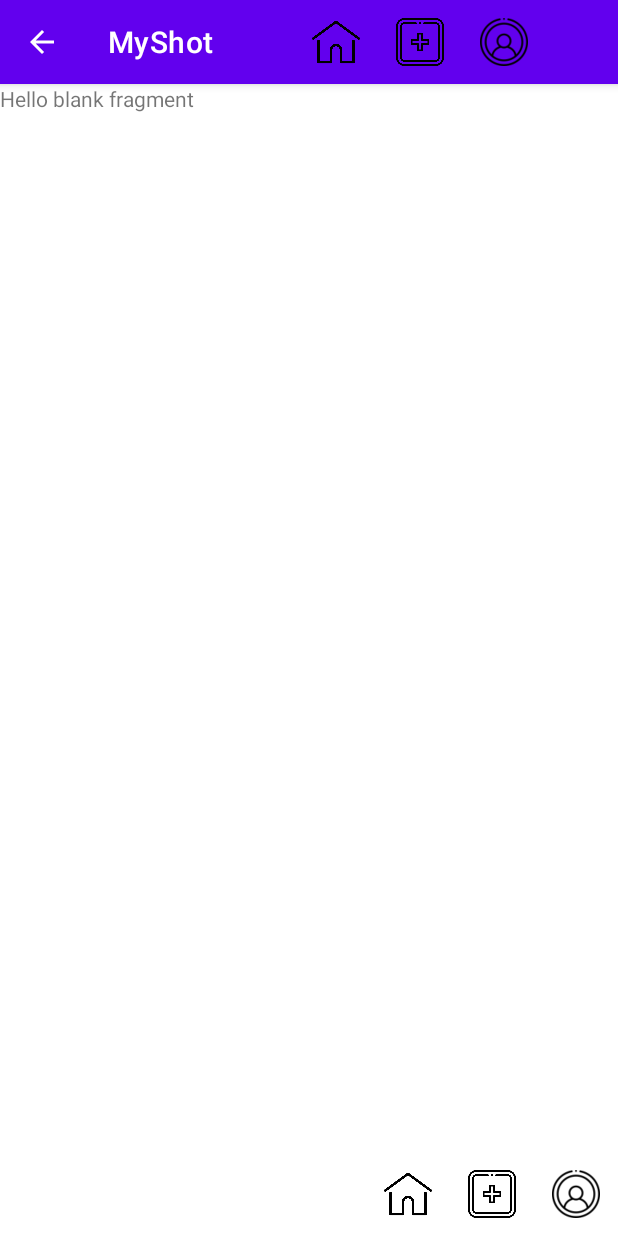
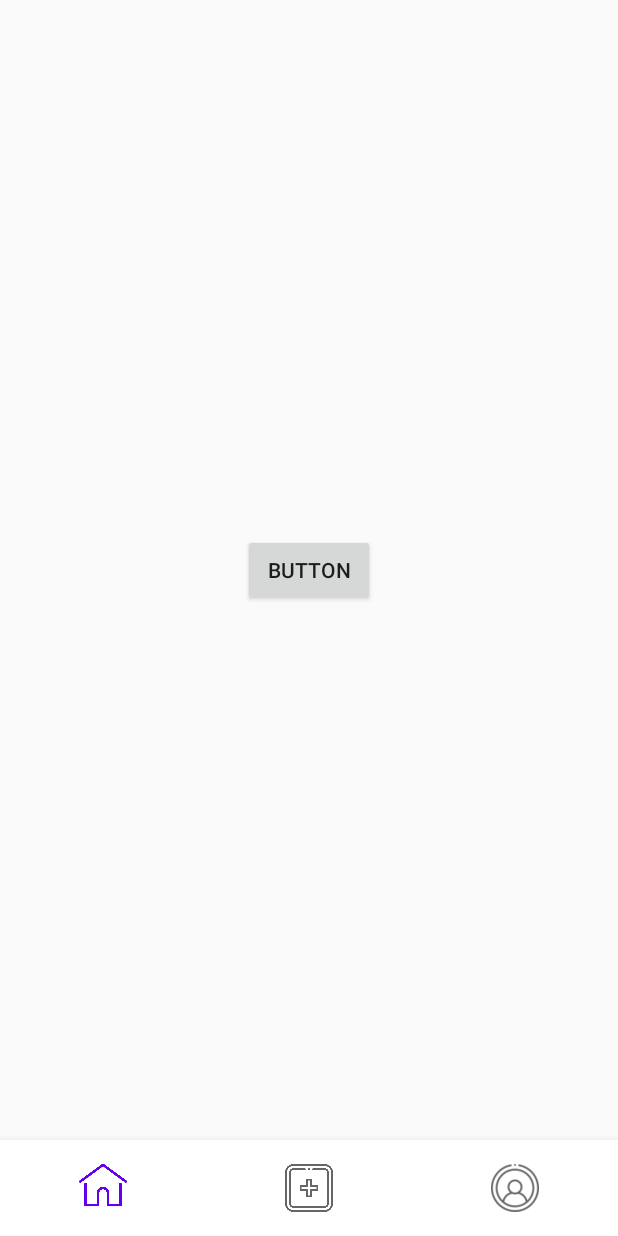
Before and after one commit to massibacchio/MyShot, an Android app: the fragment AddImageFragment placed in its activity, on a phone screen of 412 x 824 dp. Run offline under Robolectric (Android 15) with nearby library versions, the phone set to English and light mode, and no system bars.

Commit message:
bottom navigation view

```diff
--- a/app/build.gradle
+++ b/app/build.gradle
@@ -39,6 +39,7 @@ dependencies {
     implementation 'com.google.android.material:material:1.10.0'
     implementation 'androidx.constraintlayout:constraintlayout:2.1.4'
     implementation 'com.google.firebase:firebase-auth-ktx:22.2.0'
+    implementation 'com.google.firebase:firebase-database:20.3.0'
     testImplementation 'junit:junit:4.13.2'
     implementation 'androidx.recyclerview:recyclerview:1.3.2'
 
--- a/app/src/main/AndroidManifest.xml
+++ b/app/src/main/AndroidManifest.xml
@@ -5,7 +5,10 @@
     <uses-permission android:name="android.permission.ACCESS_COARSE_LOCATION" />
     <uses-permission android:name="android.permission.INTERNET" />
     <uses-permission android:name="android.permission.ACCESS_NETWORK_STATE" />
-    <uses-permission android:name="android.permission.READ_MEDIA_IMAGES" />
+    <uses-permission android:name="android.permission.READ_EXTERNAL_STORAGE" />
+    <uses-permission android:name="android.permission.WRITE_EXTERNAL_STORAGE" />
+    <uses-permission android:name="android.permission.MANAGE_EXTERNAL_STORAGE" />
+
 
     <application
         android:allowBackup="true"
--- a/app/src/main/java/com/example/MyShot/Activities/MainActivity.java
+++ b/app/src/main/java/com/example/MyShot/Activities/MainActivity.java
@@ -2,67 +2,46 @@ package com.example.MyShot.Activities;
 
 
 import android.os.Bundle;
-import android.view.Menu;
-import android.view.MenuItem;
 
-import androidx.appcompat.app.ActionBar;
 import androidx.appcompat.app.AppCompatActivity;
-import androidx.appcompat.widget.Toolbar;
 import androidx.fragment.app.Fragment;
 
 import com.example.MyShot.Fragments.AddImageFragment;
 import com.example.MyShot.Fragments.HomeFragment;
+import com.example.MyShot.Fragments.ProfileFragment;
 import com.example.MyShot.R;
+import com.google.android.material.bottomnavigation.BottomNavigationView;
 
 
 
 public class MainActivity extends AppCompatActivity {
+    private BottomNavigationView bottomNavigationView;
+
     @Override
     protected void onCreate(Bundle savedInstanceState) {
         super.onCreate(savedInstanceState);
         setContentView(R.layout.activity_main);
 
-        Toolbar toolbar = findViewById(R.id.toolbar);
-        setSupportActionBar(toolbar);
+        // Inizializza il BottomNavigationView
+        bottomNavigationView = findViewById(R.id.bottom_navigation);
 
-        ActionBar actionBar = getSupportActionBar();
-        if (actionBar != null) {
-            actionBar.setDisplayHomeAsUpEnabled(true);
-            actionBar.setHomeButtonEnabled(true);
-        }
+        // Imposta il listener per il BottomNavigationView
+        bottomNavigationView.setOnItemSelectedListener(item -> {
+            Fragment fragment = null;
 
-        // Carica il tuo HomeFragment nel container
-        getSupportFragmentManager().beginTransaction()
-                .replace(R.id.fragmentContainerView, new HomeFragment())
-                .commit();
+            switch (item.getItemId()) {
+                case R.id.action_fragment1:
+                    fragment = new HomeFragment();
+                    break;
+                case R.id.action_fragment2:
+                    fragment = new AddImageFragment();
+                    break;
 
-    }
+                case R.id.action_fragment3:
+                    fragment = new ProfileFragment();
+                    break;
 
 
-    @Override
-    public boolean onCreateOptionsMenu(Menu menu) {
-        getMenuInflater().inflate(R.menu.menu_main, menu);
-        getMenuInflater().inflate(R.menu.menu_action_space, menu);
-        return true;
-
-    }
-
-    @Override
-    public boolean onOptionsItemSelected(MenuItem item) {
-
-        Fragment fragment = null;
-        switch (item.getItemId()) {
-            case R.id.action_fragment1:
-                fragment = new AddImageFragment(); // Sostituire con il nome corretto del tuo fragment
-                break;
-            case R.id.action_fragment2:
-                fragment = new HomeFragment();
-                break;
-            /*case R.id.action_fragment3:
-                fragment = new Fragment3();
-                break;
-
-             */
             }
 
             if (fragment != null) {
@@ -70,9 +49,9 @@ public class MainActivity extends AppCompatActivity {
                         .replace(R.id.fragmentContainerView, fragment)
                         .addToBackStack(null)
                         .commit();
-            return true;
             }
 
-        return super.onOptionsItemSelected(item);
+            return true;
+        });
     }
 }
--- a/app/src/main/java/com/example/MyShot/Classes/FirebaseManager.java
+++ /dev/null
@@ -1,4 +0,0 @@
-package com.example.MyShot.Classes;
-
-public class FirebaseManager {
-}
--- a/app/src/main/res/layout/activity_main.xml
+++ b/app/src/main/res/layout/activity_main.xml
@@ -20,12 +20,14 @@
             android:layout_height="0dp"
             android:layout_weight="1" />
 
-        <androidx.appcompat.widget.Toolbar
-            android:id="@+id/toolbar"
+        <com.google.android.material.bottomnavigation.BottomNavigationView
+            android:id="@+id/bottom_navigation"
             android:layout_width="match_parent"
             android:layout_height="wrap_content"
-            app:menu="@menu/menu_main"/>
-
+            app:menu="@menu/menu_main"
+            android:background="@color/white"
+            android:paddingTop="8dp"
+            app:itemIconSize="32dp" />
     </LinearLayout>
 
 </androidx.constraintlayout.widget.ConstraintLayout>
--- a/app/src/main/res/layout/fragment_add_image.xml
+++ b/app/src/main/res/layout/fragment_add_image.xml
@@ -5,10 +5,12 @@
     android:layout_height="match_parent"
     tools:context=".Fragments.AddImageFragment">
 
-    <!-- TODO: Update blank fragment layout -->
-    <TextView
-        android:layout_width="match_parent"
-        android:layout_height="match_parent"
-        android:text="@string/hello_blank_fragment" />
+
+    <Button
+        android:id="@+id/AddImageButton"
+        android:layout_width="wrap_content"
+        android:layout_height="wrap_content"
+        android:text="Button"
+        android:layout_gravity="center"/>
 
 </FrameLayout>
--- a/app/src/main/res/menu/menu_action_space.xml
+++ /dev/null
@@ -1,9 +0,0 @@
-<?xml version="1.0" encoding="utf-8"?>
-<menu xmlns:app="http://schemas.android.com/apk/res-auto"
-    xmlns:android="http://schemas.android.com/apk/res/android">
-    <item
-        android:id="@+id/action_space"
-        android:title=""
-        android:actionLayout="@layout/action_layout_space"
-        app:showAsAction="always" />
-</menu>
--- a/app/src/main/res/menu/menu_main.xml
+++ b/app/src/main/res/menu/menu_main.xml
@@ -1,19 +1,23 @@
 <?xml version="1.0" encoding="utf-8"?>
-<menu xmlns:android="http://schemas.android.com/apk/res/android"
+<menu
+    xmlns:android="http://schemas.android.com/apk/res/android"
     xmlns:app="http://schemas.android.com/apk/res-auto">
+
     <item
         android:id="@+id/action_fragment1"
         app:showAsAction="always"
-        android:icon="@drawable/home"
-        android:title="Fragment 1" />
+        android:icon="@drawable/home" />
+
     <item
         android:id="@+id/action_fragment2"
-        android:title="Fragment 2"
         app:showAsAction="always"
-        android:icon="@drawable/addnewimage"/>
+        android:icon="@drawable/addnewimage"
+        />
+
     <item
         android:id="@+id/action_fragment3"
-        android:title="Fragment 3"
         app:showAsAction="always"
-        android:icon="@drawable/user"/>
+        android:icon="@drawable/user"
+       />
+
 </menu>
--- a/app/src/main/res/values-night/themes.xml
+++ b/app/src/main/res/values-night/themes.xml
@@ -1,6 +1,6 @@
 <resources xmlns:tools="http://schemas.android.com/tools">
     <!-- Base application theme. -->
-    <style name="Theme.MyShot" parent="Theme.MaterialComponents.DayNight.DarkActionBar">
+    <style name="Theme.MyShot" parent="Theme.AppCompat.DayNight.NoActionBar">
         <!-- Primary brand color. -->
         <item name="colorPrimary">@color/purple_200</item>
         <item name="colorPrimaryVariant">@color/purple_700</item>
--- a/app/src/main/res/values/themes.xml
+++ b/app/src/main/res/values/themes.xml
@@ -1,6 +1,6 @@
 <resources xmlns:tools="http://schemas.android.com/tools">
     <!-- Base application theme. -->
-    <style name="Theme.MyShot" parent="Theme.MaterialComponents.DayNight.DarkActionBar">
+    <style name="Theme.MyShot" parent="Theme.AppCompat.Light.NoActionBar">
         <!-- Primary brand color. -->
         <item name="colorPrimary">@color/purple_500</item>
         <item name="colorPrimaryVariant">@color/purple_700</item>
```
Also changed, not shown: app/src/main/java/com/example/MyShot/Classes/FirebaseWrapper.java (+67 -1 lines), app/src/main/java/com/example/MyShot/Classes/ImageItem.java (+5 -3 lines), app/src/main/java/com/example/MyShot/Fragments/AddImageFragment.java (+75 -0 lines), app/src/main/java/com/example/MyShot/Fragments/ProfileFragment.java (added, +61 -0 lines), app/src/main/res/drawable/house_chimney_blank_9245154.xml (added, +9 -0 lines), app/src/main/res/layout/action_layout_space.xml (deleted, +0 -17 lines), app/src/main/res/layout/fragment_profile.xml (added, +14 -0 lines), app/src/main/res/drawable/addbutton.png (added). Lines whose indentation alone changed are shown as unchanged.
